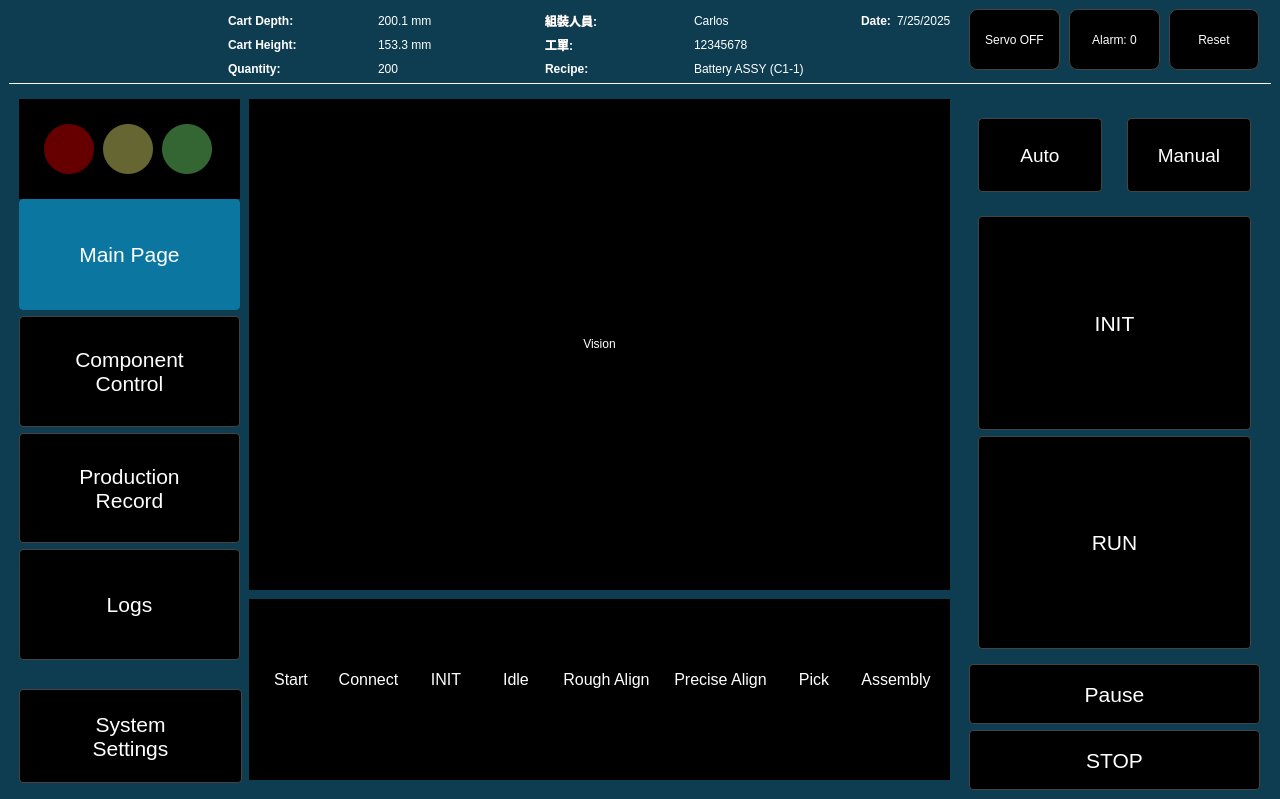
Old version of the form ros2_ws/src/ui_app/ui_app/ui_in_progress/change_to_henry_requests/ui_magic_cube.ui in the repository SpencerSedano/cas-mc.
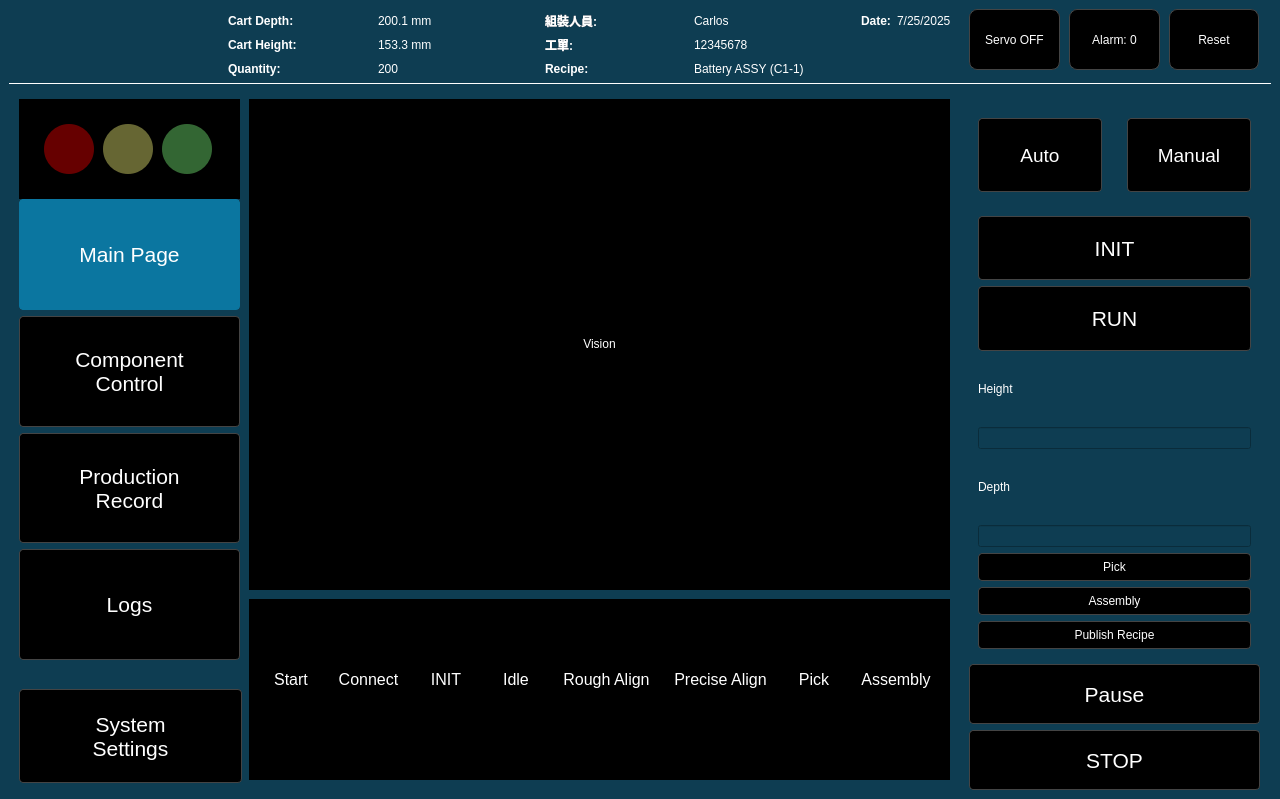
New version of the form. The open tabs and pages were chosen to show the change. Icons and pictures are not drawn.

```diff
--- a/ros2_ws/src/ui_app/ui_app/ui_in_progress/change_to_henry_requests/ui_magic_cube.ui
+++ b/ros2_ws/src/ui_app/ui_app/ui_in_progress/change_to_henry_requests/ui_magic_cube.ui
@@ -558,6 +558,70 @@
                 </property>
                </widget>
               </item>
+              <item>
+               <widget class="QLabel" name="label_11">
+                <property name="text">
+                 <string>Height</string>
+                </property>
+               </widget>
+              </item>
+              <item>
+               <widget class="QLineEdit" name="HeightRecipeInput">
+                <property name="styleSheet">
+                 <string notr="true">color: white;</string>
+                </property>
+               </widget>
+              </item>
+              <item>
+               <widget class="QLabel" name="label_12">
+                <property name="text">
+                 <string>Depth</string>
+                </property>
+               </widget>
+              </item>
+              <item>
+               <widget class="QLineEdit" name="DepthRecipeInput">
+                <property name="styleSheet">
+                 <string notr="true">color: white;</string>
+                </property>
+               </widget>
+              </item>
+              <item>
+               <widget class="QPushButton" name="PickRecipeButton">
+                <property name="text">
+                 <string>Pick</string>
+                </property>
+                <property name="checkable">
+                 <bool>true</bool>
+                </property>
+                <attribute name="buttonGroup">
+                 <string notr="true">RecipeModeGroup</string>
+                </attribute>
+               </widget>
+              </item>
+              <item>
+               <widget class="QPushButton" name="AssemblyRecipeButton">
+                <property name="text">
+                 <string>Assembly</string>
+                </property>
+                <property name="checkable">
+                 <bool>true</bool>
+                </property>
+                <attribute name="buttonGroup">
+                 <string notr="true">RecipeModeGroup</string>
+                </attribute>
+               </widget>
+              </item>
+              <item>
+               <widget class="QPushButton" name="SaveRecipeButton">
+                <property name="text">
+                 <string>Publish Recipe</string>
+                </property>
+                <property name="checkable">
+                 <bool>false</bool>
+                </property>
+               </widget>
+              </item>
              </layout>
             </widget>
             <widget class="QWidget" name="ManualButtonsPage">
@@ -697,49 +761,6 @@
                 </attribute>
                </widget>
               </item>
-              <item>
-               <widget class="QLineEdit" name="HeightRecipeInput">
-                <property name="styleSheet">
-                 <string notr="true">color: white;</string>
-                </property>
-               </widget>
-              </item>
-              <item>
-               <widget class="QPushButton" name="PickRecipeButton">
-                <property name="text">
-                 <string>Pick</string>
-                </property>
-                <property name="checkable">
-                 <bool>true</bool>
-                </property>
-                <attribute name="buttonGroup">
-                 <string notr="true">RecipeModeGroup</string>
-                </attribute>
-               </widget>
-              </item>
-              <item>
-               <widget class="QPushButton" name="AssemblyRecipeButton">
-                <property name="text">
-                 <string>Assembly</string>
-                </property>
-                <property name="checkable">
-                 <bool>true</bool>
-                </property>
-                <attribute name="buttonGroup">
-                 <string notr="true">RecipeModeGroup</string>
-                </attribute>
-               </widget>
-              </item>
-              <item>
-               <widget class="QPushButton" name="SaveRecipeButton">
-                <property name="text">
-                 <string>Save</string>
-                </property>
-                <property name="checkable">
-                 <bool>false</bool>
-                </property>
-               </widget>
-              </item>
              </layout>
             </widget>
            </widget>
```
Left out of the diff: 20 changed lines with no effect on the pictures.
